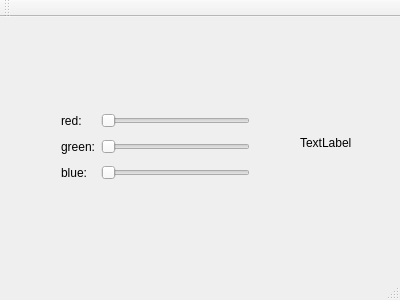
The window that student/11/colorpicker_designer/mainwindow.ui (onniviti/Ohjelmointi2) describes before a commit, drawn with Qt 5.
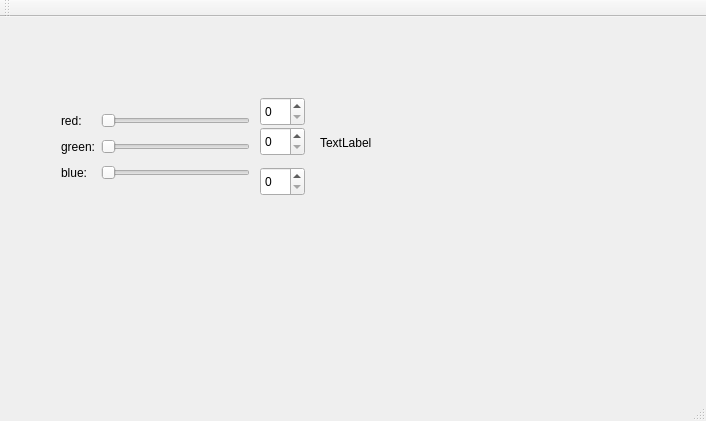
The same window after the commit.

```diff
--- a/student/11/colorpicker_designer/mainwindow.ui
+++ b/student/11/colorpicker_designer/mainwindow.ui
@@ -6,8 +6,8 @@
    <rect>
     <x>0</x>
     <y>0</y>
-    <width>400</width>
-    <height>300</height>
+    <width>706</width>
+    <height>421</height>
    </rect>
   </property>
   <property name="windowTitle">
@@ -71,7 +71,7 @@
    <widget class="QLabel" name="colorLabel">
     <property name="geometry">
      <rect>
-      <x>300</x>
+      <x>320</x>
       <y>100</y>
       <width>62</width>
       <height>51</height>
@@ -81,6 +81,36 @@
      <string>TextLabel</string>
     </property>
    </widget>
+   <widget class="QSpinBox" name="spinBoxRed">
+    <property name="geometry">
+     <rect>
+      <x>260</x>
+      <y>80</y>
+      <width>45</width>
+      <height>29</height>
+     </rect>
+    </property>
+   </widget>
+   <widget class="QSpinBox" name="spinBoxGreen">
+    <property name="geometry">
+     <rect>
+      <x>260</x>
+      <y>110</y>
+      <width>45</width>
+      <height>29</height>
+     </rect>
+    </property>
+   </widget>
+   <widget class="QSpinBox" name="spinBoxBlue">
+    <property name="geometry">
+     <rect>
+      <x>260</x>
+      <y>150</y>
+      <width>45</width>
+      <height>29</height>
+     </rect>
+    </property>
+   </widget>
   </widget>
   <widget class="QMenuBar" name="menuBar">
    <property name="geometry">
```
Left out of the diff: 53 changed lines with no effect on the pictures.
